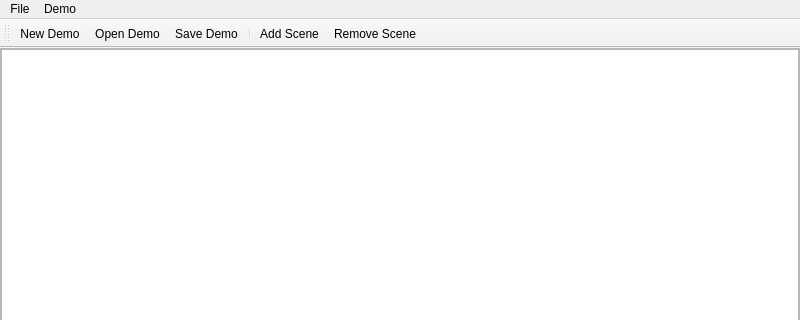
LeStahL/cuddly-eureka, file ui/MainWindow.ui: the form before one commit; both pictures show x 0 to 800 and y 0 to 320 of the 800 by 600 pixel window.
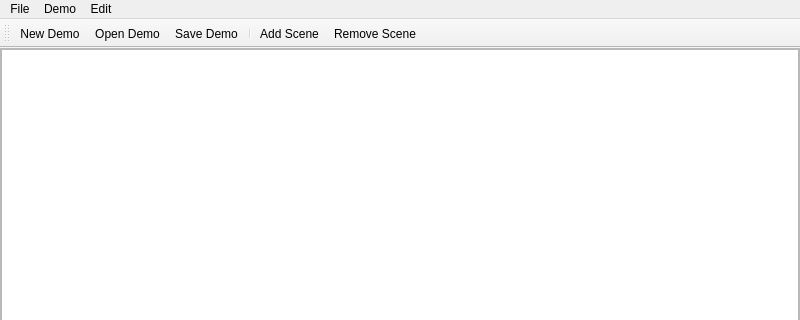
The form after the commit. Icons and pictures are not drawn.

Diff of the .ui file:
```diff
--- a/ui/MainWindow.ui
+++ b/ui/MainWindow.ui
@@ -90,8 +90,16 @@
     <addaction name="actionAdd_Scene"/>
     <addaction name="actionRemove_Scene"/>
    </widget>
+   <widget class="QMenu" name="menuEdit">
+    <property name="title">
+     <string>Edit</string>
+    </property>
+    <addaction name="actionUndo"/>
+    <addaction name="actionRedo"/>
+   </widget>
    <addaction name="menuFile"/>
    <addaction name="menuDemo"/>
+   <addaction name="menuEdit"/>
   </widget>
   <widget class="QStatusBar" name="statusbar"/>
   <widget class="QToolBar" name="toolBar">
```
Left out of the diff: 84 changed lines with no effect on the pictures.
